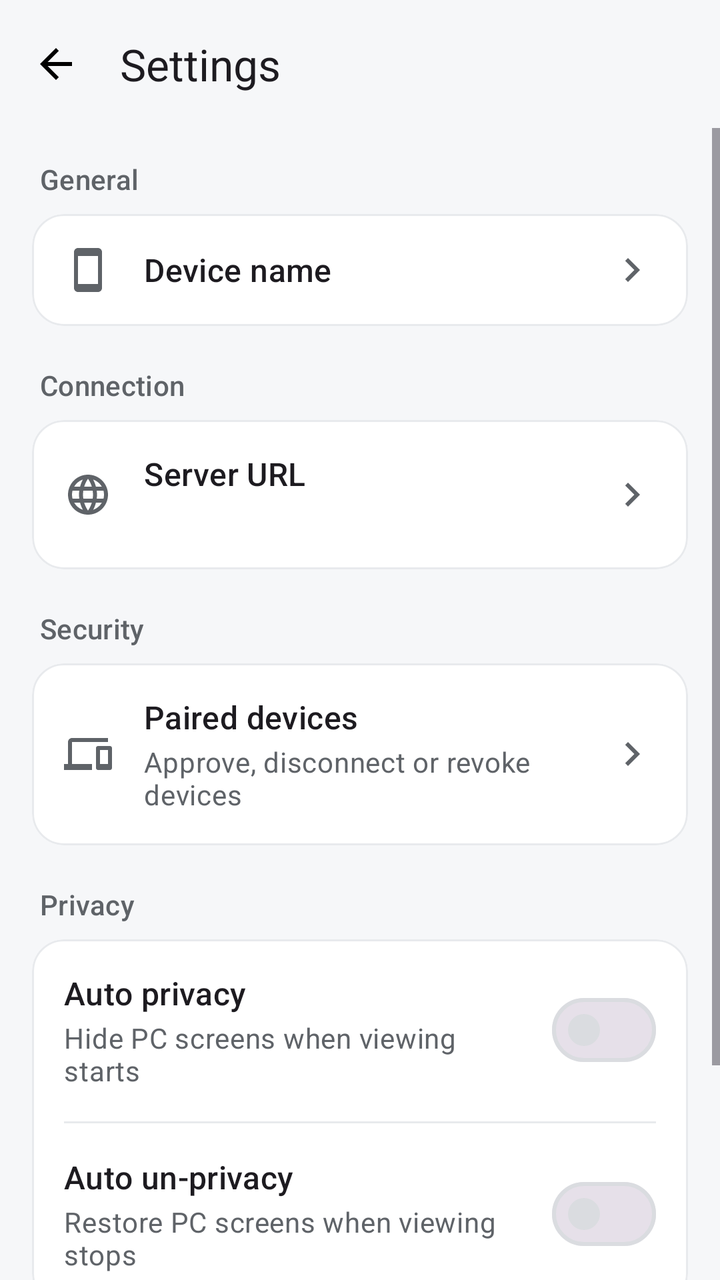
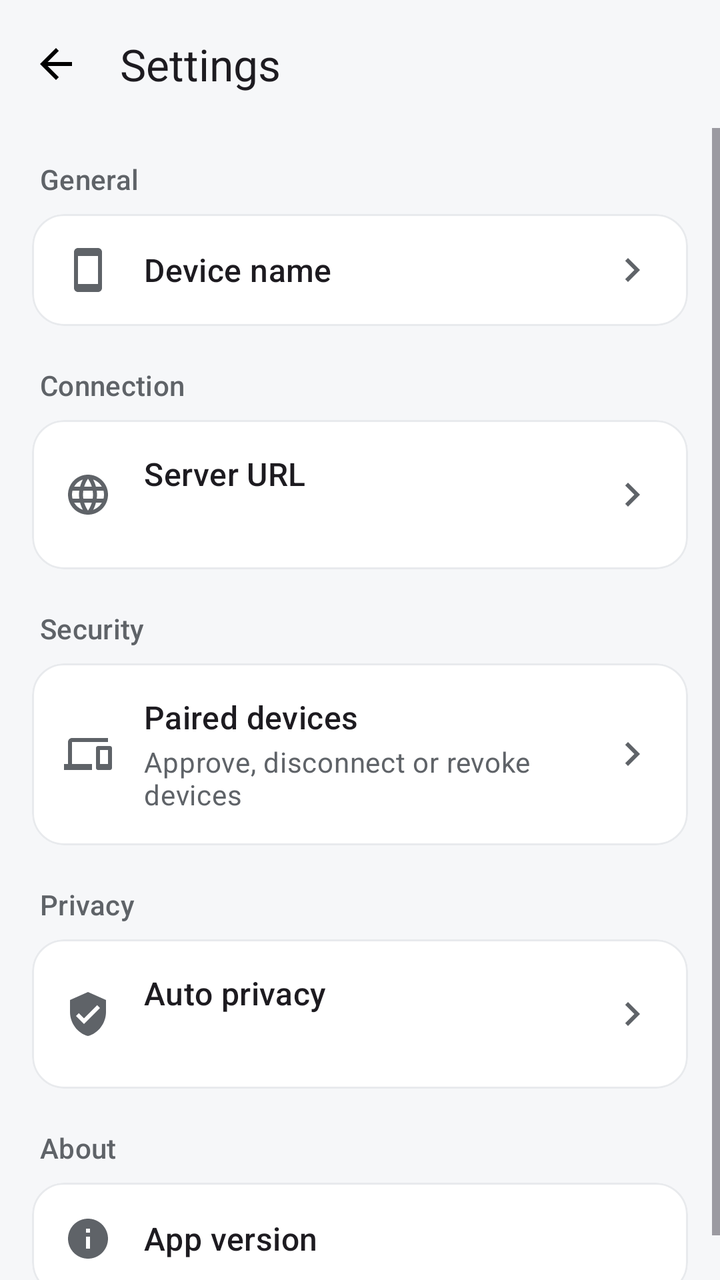

An Android layout rendered at two revisions. The XML below is the earlier revision; the diff shows what the commit changed to produce the second picture.
<!-- AndroidManifest.xml: application theme Theme.RemoteDesktop -->
<!-- res/layout/activity_settings.xml -->
<?xml version="1.0" encoding="utf-8"?>
<LinearLayout xmlns:android="http://schemas.android.com/apk/res/android"
    xmlns:app="http://schemas.android.com/apk/res-auto"
    android:layout_width="match_parent"
    android:layout_height="match_parent"
    android:orientation="vertical">

    <com.google.android.material.appbar.MaterialToolbar
        android:id="@+id/toolbar"
        android:layout_width="match_parent"
        android:layout_height="?attr/actionBarSize"
        android:background="@android:color/transparent"
        app:navigationIcon="@drawable/ic_arrow_back"
        app:title="Settings" />

    <ScrollView
        android:layout_width="match_parent"
        android:layout_height="match_parent"
        android:fillViewport="true">

        <LinearLayout
            android:layout_width="match_parent"
            android:layout_height="wrap_content"
            android:orientation="vertical"
            android:padding="16dp">

            
            <TextView
                style="@style/RdSectionHeader"
                android:layout_marginTop="0dp"
                android:text="General" />

            <com.google.android.material.card.MaterialCardView
                android:layout_width="match_parent"
                android:layout_height="wrap_content"
                style="@style/RdCard">

                <LinearLayout
                    android:id="@+id/deviceNameRow"
                    android:layout_width="match_parent"
                    android:layout_height="wrap_content"
                    android:orientation="horizontal"
                    android:gravity="center_vertical"
                    android:padding="16dp"
                    android:background="?attr/selectableItemBackground">

                    <ImageView
                        style="@style/RdRowIcon"
                        android:importantForAccessibility="no"
                        android:src="@drawable/ic_smartphone"
                        app:tint="?attr/colorOnSurfaceVariant" />

                    <TextView
                        android:layout_width="0dp"
                        android:layout_height="wrap_content"
                        android:layout_weight="1"
                        android:text="Device name"
                        android:textAppearance="?attr/textAppearanceTitleMedium" />

                    <TextView
                        android:id="@+id/deviceNameValue"
                        android:layout_width="wrap_content"
                        android:layout_height="wrap_content"
                        android:layout_marginStart="8dp"
                        android:textAppearance="?attr/textAppearanceBodyMedium"
                        android:textColor="?attr/colorOnSurfaceVariant" />

                    <ImageView
                        android:layout_width="24dp"
                        android:layout_height="24dp"
                        android:importantForAccessibility="no"
                        android:src="@drawable/ic_chevron_right"
                        app:tint="?attr/colorOnSurfaceVariant" />
                </LinearLayout>
            </com.google.android.material.card.MaterialCardView>

            
            <TextView
                style="@style/RdSectionHeader"
                android:text="Connection" />

            <com.google.android.material.card.MaterialCardView
                android:layout_width="match_parent"
                android:layout_height="wrap_content"
                style="@style/RdCard">

                <LinearLayout
                    android:layout_width="match_parent"
                    android:layout_height="wrap_content"
                    android:orientation="vertical">

                    <LinearLayout
                        android:id="@+id/serverUrlRow"
                        android:layout_width="match_parent"
                        android:layout_height="wrap_content"
                        android:orientation="horizontal"
                        android:gravity="center_vertical"
                        android:padding="16dp"
                        android:background="?attr/selectableItemBackground">

                        <ImageView
                            style="@style/RdRowIcon"
                            android:importantForAccessibility="no"
                            android:src="@drawable/ic_globe"
                            app:tint="?attr/colorOnSurfaceVariant" />

                        <LinearLayout
                            android:layout_width="0dp"
                            android:layout_height="wrap_content"
                            android:layout_weight="1"
                            android:orientation="vertical">

                            <TextView
                                android:layout_width="match_parent"
                                android:layout_height="wrap_content"
                                android:text="Server URL"
                                android:textAppearance="?attr/textAppearanceTitleMedium" />

                            <TextView
                                android:id="@+id/serverUrlValue"
                                android:layout_width="match_parent"
                                android:layout_height="wrap_content"
                                android:layout_marginTop="2dp"
                                android:textAppearance="?attr/textAppearanceBodyMedium"
                                android:textColor="?attr/colorOnSurfaceVariant" />
                        </LinearLayout>

                        <ImageView
                            android:layout_width="24dp"
                            android:layout_height="24dp"
                            android:importantForAccessibility="no"
                            android:src="@drawable/ic_chevron_right"
                            app:tint="?attr/colorOnSurfaceVariant" />
                    </LinearLayout>
                </LinearLayout>
            </com.google.android.material.card.MaterialCardView>

            
            <TextView
                style="@style/RdSectionHeader"
                android:text="Security" />

            <com.google.android.material.card.MaterialCardView
                android:layout_width="match_parent"
                android:layout_height="wrap_content"
                style="@style/RdCard">

                <LinearLayout
                    android:layout_width="match_parent"
                    android:layout_height="wrap_content"
                    android:orientation="vertical">

                    <LinearLayout
                        android:id="@+id/pairedDevicesRow"
                        android:layout_width="match_parent"
                        android:layout_height="wrap_content"
                        android:orientation="horizontal"
                        android:gravity="center_vertical"
                        android:padding="16dp"
                        android:background="?attr/selectableItemBackground">

                        <ImageView
                            style="@style/RdRowIcon"
                            android:importantForAccessibility="no"
                            android:src="@drawable/ic_devices"
                            app:tint="?attr/colorOnSurfaceVariant" />

                        <LinearLayout
                            android:layout_width="0dp"
                            android:layout_height="wrap_content"
                            android:layout_weight="1"
                            android:orientation="vertical">

                            <TextView
                                android:layout_width="match_parent"
                                android:layout_height="wrap_content"
                                android:text="Paired devices"
                                android:textAppearance="?attr/textAppearanceTitleMedium" />

                            <TextView
                                android:layout_width="match_parent"
                                android:layout_height="wrap_content"
                                android:layout_marginTop="2dp"
                                android:text="Approve, disconnect or revoke devices"
                                android:textAppearance="?attr/textAppearanceBodyMedium"
                                android:textColor="?attr/colorOnSurfaceVariant" />
                        </LinearLayout>

                        <ImageView
                            android:layout_width="24dp"
                            android:layout_height="24dp"
                            android:importantForAccessibility="no"
                            android:src="@drawable/ic_chevron_right"
                            app:tint="?attr/colorOnSurfaceVariant" />
                    </LinearLayout>

                </LinearLayout>
            </com.google.android.material.card.MaterialCardView>

            <TextView
                style="@style/RdSectionHeader"
                android:text="@string/privacy" />

            <com.google.android.material.card.MaterialCardView
                android:layout_width="match_parent"
                android:layout_height="wrap_content"
                style="@style/RdCard">

                <LinearLayout
                    android:layout_width="match_parent"
                    android:layout_height="wrap_content"
                    android:orientation="vertical">

                    <LinearLayout
                        android:layout_width="match_parent"
                        android:layout_height="wrap_content"
                        android:gravity="center_vertical"
                        android:orientation="horizontal"
                        android:padding="16dp">

                        <LinearLayout
                            android:layout_width="0dp"
                            android:layout_height="wrap_content"
                            android:layout_weight="1"
                            android:orientation="vertical">

                            <TextView
                                android:layout_width="match_parent"
                                android:layout_height="wrap_content"
                                android:text="@string/auto_privacy"
                                android:textAppearance="?attr/textAppearanceTitleMedium" />

                            <TextView
                                android:layout_width="match_parent"
                                android:layout_height="wrap_content"
                                android:layout_marginTop="2dp"
                                android:text="@string/auto_privacy_description"
                                android:textAppearance="?attr/textAppearanceBodyMedium"
                                android:textColor="?attr/colorOnSurfaceVariant" />
                        </LinearLayout>

                        <com.google.android.material.materialswitch.MaterialSwitch
                            android:id="@+id/autoPrivacySwitch"
                            android:layout_width="wrap_content"
                            android:layout_height="wrap_content"
                            android:layout_marginStart="8dp"
                            android:contentDescription="@string/auto_privacy" />
                    </LinearLayout>

                    <com.google.android.material.divider.MaterialDivider
                        android:layout_width="match_parent"
                        android:layout_height="wrap_content"
                        android:layout_marginHorizontal="16dp" />

                    <LinearLayout
                        android:layout_width="match_parent"
                        android:layout_height="wrap_content"
                        android:gravity="center_vertical"
                        android:orientation="horizontal"
                        android:padding="16dp">

                        <LinearLayout
                            android:layout_width="0dp"
                            android:layout_height="wrap_content"
                            android:layout_weight="1"
                            android:orientation="vertical">

                            <TextView
                                android:layout_width="match_parent"
                                android:layout_height="wrap_content"
                                android:text="@string/auto_unprivacy"
                                android:textAppearance="?attr/textAppearanceTitleMedium" />

                            <TextView
                                android:layout_width="match_parent"
                                android:layout_height="wrap_content"
                                android:layout_marginTop="2dp"
                                android:text="@string/auto_unprivacy_description"
                                android:textAppearance="?attr/textAppearanceBodyMedium"
                                android:textColor="?attr/colorOnSurfaceVariant" />
                        </LinearLayout>

                        <com.google.android.material.materialswitch.MaterialSwitch
                            android:id="@+id/autoUnprivacySwitch"
                            android:layout_width="wrap_content"
                            android:layout_height="wrap_content"
                            android:layout_marginStart="8dp"
                            android:contentDescription="@string/auto_unprivacy" />
                    </LinearLayout>
                </LinearLayout>
            </com.google.android.material.card.MaterialCardView>

            
            <TextView
                style="@style/RdSectionHeader"
                android:text="About" />

            <com.google.android.material.card.MaterialCardView
                android:layout_width="match_parent"
                android:layout_height="wrap_content"
                style="@style/RdCard">

                <LinearLayout
                    android:layout_width="match_parent"
                    android:layout_height="wrap_content"
                    android:orientation="horizontal"
                    android:gravity="center_vertical"
                    android:padding="16dp">

                    <ImageView
                        style="@style/RdRowIcon"
                        android:importantForAccessibility="no"
                        android:src="@drawable/ic_info"
                        app:tint="?attr/colorOnSurfaceVariant" />

                    <TextView
                        android:layout_width="0dp"
                        android:layout_height="wrap_content"
                        android:layout_weight="1"
                        android:text="App version"
                        android:textAppearance="?attr/textAppearanceTitleMedium" />

                    <TextView
                        android:id="@+id/versionValue"
                        android:layout_width="wrap_content"
                        android:layout_height="wrap_content"
                        android:textAppearance="?attr/textAppearanceBodyMedium"
                        android:textColor="?attr/colorOnSurfaceVariant" />
                </LinearLayout>
            </com.google.android.material.card.MaterialCardView>
        </LinearLayout>
    </ScrollView>
</LinearLayout>
<!-- resources referenced by this layout -->
<resources>
  <!-- drawable ic_arrow_back (drawable) -->
  <vector xmlns:android="http://schemas.android.com/apk/res/android"
      android:width="24dp" android:height="24dp"
      android:viewportWidth="24" android:viewportHeight="24">
      <path android:fillColor="#FF000000"
          android:pathData="M20,11H7.83l5.59,-5.59L12,4l-8,8 8,8 1.41,-1.41L7.83,13H20v-2z"/>
  </vector>
  <!-- drawable ic_chevron_right (drawable) -->
  <vector xmlns:android="http://schemas.android.com/apk/res/android"
      android:width="24dp" android:height="24dp"
      android:viewportWidth="24" android:viewportHeight="24">
      <path android:fillColor="#FF000000"
          android:pathData="M10,6L8.59,7.41 13.17,12l-4.58,4.59L10,18l6,-6z"/>
  </vector>
  <!-- drawable ic_devices (drawable) -->
  <vector xmlns:android="http://schemas.android.com/apk/res/android"
      android:width="24dp" android:height="24dp"
      android:viewportWidth="24" android:viewportHeight="24">
      <path android:fillColor="#FF000000"
          android:pathData="M4,6h18V4H4C2.9,4 2,4.9 2,6v11H0v3h14v-3H4V6zM23,8h-6c-0.55,0 -1,0.45 -1,1v10c0,0.55 0.45,1 1,1h6c0.55,0 1,-0.45 1,-1V9c0,-0.55 -0.45,-1 -1,-1zM22,17h-4v-7h4v7z"/>
  </vector>
  <!-- drawable ic_info (drawable) -->
  <vector xmlns:android="http://schemas.android.com/apk/res/android"
      android:width="24dp" android:height="24dp"
      android:viewportWidth="24" android:viewportHeight="24">
      <path android:fillColor="#FF000000"
          android:pathData="M12,2C6.48,2 2,6.48 2,12s4.48,10 10,10 10,-4.48 10,-10S17.52,2 12,2zM13,17h-2v-6h2v6zM13,9h-2V7h2v2z"/>
  </vector>
  <!-- drawable ic_smartphone (drawable) -->
  <vector xmlns:android="http://schemas.android.com/apk/res/android"
      android:width="24dp" android:height="24dp"
      android:viewportWidth="24" android:viewportHeight="24">
      <path android:fillColor="#FF000000"
          android:pathData="M17,1.01L7,1c-1.1,0 -2,0.9 -2,2v18c0,1.1 0.9,2 2,2h10c1.1,0 2,-0.9 2,-2V3c0,-1.1 -0.9,-1.99 -2,-1.99zM17,19H7V5h10v14z"/>
  </vector>
  <string name="auto_privacy">Auto privacy</string>
  <string name="auto_privacy_description">Hide PC screens when viewing starts</string>
  <string name="auto_unprivacy">Auto un-privacy</string>
  <string name="auto_unprivacy_description">Restore PC screens when viewing stops</string>
  <string name="privacy">Privacy</string>
  <style name="RdCard" parent="Widget.Material3.CardView.Outlined">
          <item name="cardBackgroundColor">?attr/colorSurface</item>
          <item name="strokeColor">?attr/colorOutlineVariant</item>
          <item name="strokeWidth">1dp</item>
          <item name="cardCornerRadius">16dp</item>
          <item name="cardElevation">0dp</item>
      </style>
  <style name="RdRowIcon">
          <item name="android:layout_width">24dp</item>
          <item name="android:layout_height">24dp</item>
          <item name="android:layout_gravity">center_vertical</item>
          <item name="android:layout_marginEnd">16dp</item>
      </style>
  <color name="rd_primary">#1A73E8</color>
  <color name="rd_on_primary">#FFFFFF</color>
  <color name="rd_primary_container">#D3E3FD</color>
  <color name="rd_on_primary_container">#041E49</color>
  <color name="rd_surface">#FFFFFF</color>
  <color name="rd_on_surface">#1F1F1F</color>
  <color name="rd_surface_variant">#F1F3F4</color>
  <color name="rd_on_surface_variant">#5F6368</color>
  <color name="rd_outline">#DADCE0</color>
  <color name="rd_outline_variant">#E8EAED</color>
  <color name="rd_background">#F6F7F9</color>
  <!-- unchanged entries left out for length: 3 -->
</resources>

<!-- the commit's change to res/layout/activity_settings.xml (unified diff, before → after) -->
@@ -207,86 +207,47 @@
                 style="@style/RdCard">
 
                 <LinearLayout
-                    android:layout_width="match_parent"
-                    android:layout_height="wrap_content"
-                    android:orientation="vertical">
+                    android:id="@+id/autoPrivacyRow"
+                    android:layout_width="match_parent"
+                    android:layout_height="wrap_content"
+                    android:orientation="horizontal"
+                    android:gravity="center_vertical"
+                    android:padding="16dp"
+                    android:background="?attr/selectableItemBackground">
+
+                    <ImageView
+                        style="@style/RdRowIcon"
+                        android:importantForAccessibility="no"
+                        android:src="@drawable/ic_shield"
+                        app:tint="?attr/colorOnSurfaceVariant" />
 
                     <LinearLayout
-                        android:layout_width="match_parent"
-                        android:layout_height="wrap_content"
-                        android:gravity="center_vertical"
-                        android:orientation="horizontal"
-                        android:padding="16dp">
-
-                        <LinearLayout
-                            android:layout_width="0dp"
-                            android:layout_height="wrap_content"
-                            android:layout_weight="1"
-                            android:orientation="vertical">
-
-                            <TextView
-                                android:layout_width="match_parent"
-                                android:layout_height="wrap_content"
-                                android:text="@string/auto_privacy"
-                                android:textAppearance="?attr/textAppearanceTitleMedium" />
-
-                            <TextView
-                                android:layout_width="match_parent"
-                                android:layout_height="wrap_content"
-                                android:layout_marginTop="2dp"
-                                android:text="@string/auto_privacy_description"
-                                android:textAppearance="?attr/textAppearanceBodyMedium"
-                                android:textColor="?attr/colorOnSurfaceVariant" />
-                        </LinearLayout>
-
-                        <com.google.android.material.materialswitch.MaterialSwitch
-                            android:id="@+id/autoPrivacySwitch"
-                            android:layout_width="wrap_content"
-                            android:layout_height="wrap_content"
-                            android:layout_marginStart="8dp"
-                            android:contentDescription="@string/auto_privacy" />
+                        android:layout_width="0dp"
+                        android:layout_height="wrap_content"
+                        android:layout_weight="1"
+                        android:orientation="vertical">
+
+                        <TextView
+                            android:layout_width="match_parent"
+                            android:layout_height="wrap_content"
+                            android:text="@string/auto_privacy"
+                            android:textAppearance="?attr/textAppearanceTitleMedium" />
+
+                        <TextView
+                            android:id="@+id/autoPrivacyValue"
+                            android:layout_width="match_parent"
+                            android:layout_height="wrap_content"
+                            android:layout_marginTop="2dp"
+                            android:textAppearance="?attr/textAppearanceBodyMedium"
+                            android:textColor="?attr/colorOnSurfaceVariant" />
                     </LinearLayout>
 
-                    <com.google.android.material.divider.MaterialDivider
-                        android:layout_width="match_parent"
-                        android:layout_height="wrap_content"
-                        android:layout_marginHorizontal="16dp" />
-
-                    <LinearLayout
-                        android:layout_width="match_parent"
-                        android:layout_height="wrap_content"
-                        android:gravity="center_vertical"
-                        android:orientation="horizontal"
-                        android:padding="16dp">
-
-                        <LinearLayout
-                            android:layout_width="0dp"
-                            android:layout_height="wrap_content"
-                            android:layout_weight="1"
-                            android:orientation="vertical">
-
-                            <TextView
-                                android:layout_width="match_parent"
-                                android:layout_height="wrap_content"
-                                android:text="@string/auto_unprivacy"
-                                android:textAppearance="?attr/textAppearanceTitleMedium" />
-
-                            <TextView
-                                android:layout_width="match_parent"
-                                android:layout_height="wrap_content"
-                                android:layout_marginTop="2dp"
-                                android:text="@string/auto_unprivacy_description"
-                                android:textAppearance="?attr/textAppearanceBodyMedium"
-                                android:textColor="?attr/colorOnSurfaceVariant" />
-                        </LinearLayout>
-
-                        <com.google.android.material.materialswitch.MaterialSwitch
-                            android:id="@+id/autoUnprivacySwitch"
-                            android:layout_width="wrap_content"
-                            android:layout_height="wrap_content"
-                            android:layout_marginStart="8dp"
-                            android:contentDescription="@string/auto_unprivacy" />
-                    </LinearLayout>
+                    <ImageView
+                        android:layout_width="24dp"
+                        android:layout_height="24dp"
+                        android:importantForAccessibility="no"
+                        android:src="@drawable/ic_chevron_right"
+                        app:tint="?attr/colorOnSurfaceVariant" />
                 </LinearLayout>
             </com.google.android.material.card.MaterialCardView>
 
<!-- resource entries referenced after the edit -->
@@ -28,6 +28,13 @@
       <path android:fillColor="#FF000000"
           android:pathData="M12,2C6.48,2 2,6.48 2,12s4.48,10 10,10 10,-4.48 10,-10S17.52,2 12,2zM13,17h-2v-6h2v6zM13,9h-2V7h2v2z"/>
   </vector>
+  <!-- drawable ic_shield (drawable) -->
+  <vector xmlns:android="http://schemas.android.com/apk/res/android"
+      android:width="24dp" android:height="24dp"
+      android:viewportWidth="24" android:viewportHeight="24">
+      <path android:fillColor="#FF000000"
+          android:pathData="M12,1L3,5v6c0,5.55 3.84,10.74 9,12 5.16,-1.26 9,-6.45 9,-12V5L12,1zM10,17l-4,-4 1.41,-1.41L10,14.17l6.59,-6.59L18,9l-8,8z"/>
+  </vector>
   <!-- drawable ic_smartphone (drawable) -->
   <vector xmlns:android="http://schemas.android.com/apk/res/android"
       android:width="24dp" android:height="24dp"
@@ -36,9 +43,6 @@
           android:pathData="M17,1.01L7,1c-1.1,0 -2,0.9 -2,2v18c0,1.1 0.9,2 2,2h10c1.1,0 2,-0.9 2,-2V3c0,-1.1 -0.9,-1.99 -2,-1.99zM17,19H7V5h10v14z"/>
   </vector>
   <string name="auto_privacy">Auto privacy</string>
-  <string name="auto_privacy_description">Hide PC screens when viewing starts</string>
-  <string name="auto_unprivacy">Auto un-privacy</string>
-  <string name="auto_unprivacy_description">Restore PC screens when viewing stops</string>
   <string name="privacy">Privacy</string>
   <style name="RdCard" parent="Widget.Material3.CardView.Outlined">
           <item name="cardBackgroundColor">?attr/colorSurface</item>
